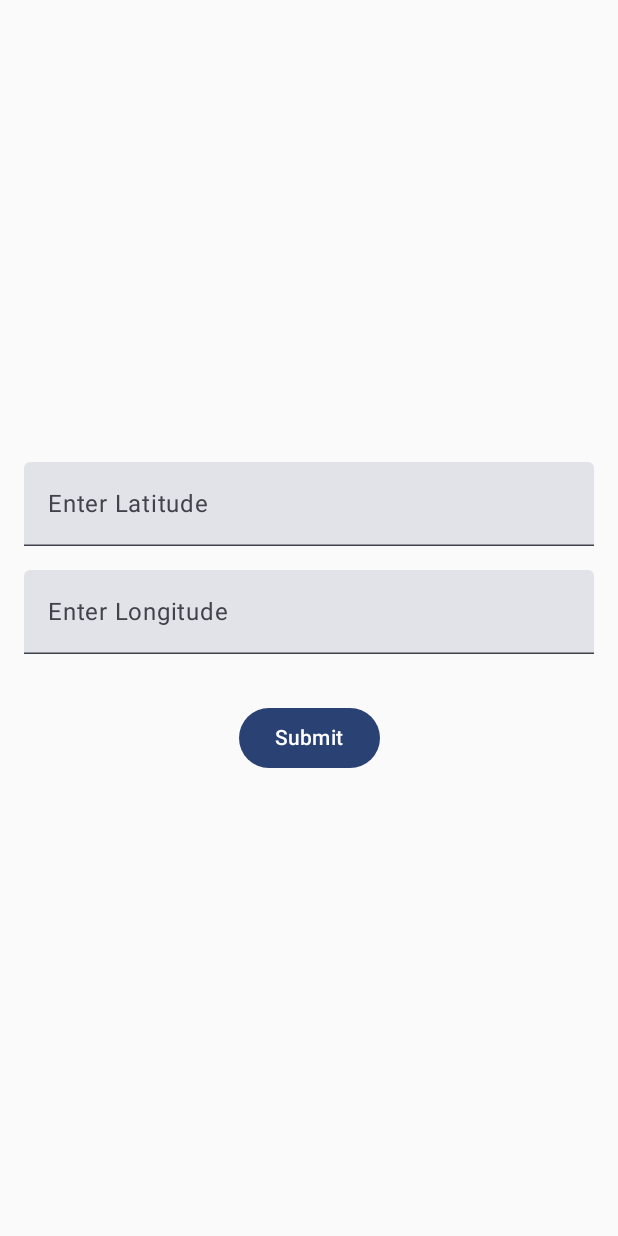
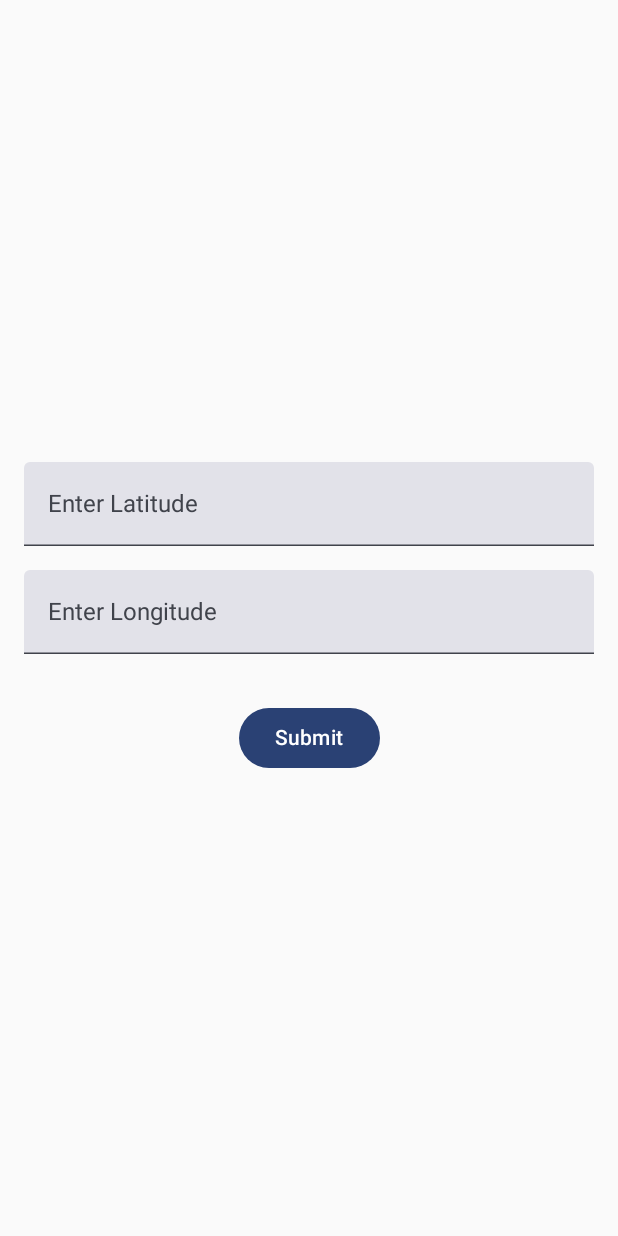
Before and after one commit to AlaaGhalib/WeatherApp, an Android app built with Jetpack Compose: the screen it shows after launch (MainActivity), on a phone screen of 412 x 824 dp. Run offline under Robolectric (Android 15) with nearby library versions, the phone set to English and light mode, and no system bars.

Commit message:
Fixed issue with the Typography in Theme and Added some cloud icon pngs

```diff
--- a/app/src/main/java/com/example/myapplication/ui/themes/Theme.kt
+++ b/app/src/main/java/com/example/myapplication/ui/themes/Theme.kt
@@ -3,13 +3,30 @@ package com.example.myapplication.ui.themes
 import android.os.Build
 import androidx.compose.foundation.isSystemInDarkTheme
 import androidx.compose.material3.MaterialTheme
+import androidx.compose.material3.Typography
 import androidx.compose.material3.darkColorScheme
 import androidx.compose.material3.dynamicDarkColorScheme
 import androidx.compose.material3.dynamicLightColorScheme
 import androidx.compose.material3.lightColorScheme
 import androidx.compose.runtime.Composable
 import androidx.compose.ui.platform.LocalContext
+import androidx.compose.ui.text.TextStyle
+import androidx.compose.ui.text.font.FontFamily
+import androidx.compose.ui.text.font.FontWeight
+import androidx.compose.ui.unit.sp
 
+val Typography = Typography(
+    headlineLarge = TextStyle(
+        fontFamily = FontFamily.Default,
+        fontWeight = FontWeight.Bold,
+        fontSize = 30.sp
+    ),
+    bodyLarge = TextStyle(
+        fontFamily = FontFamily.Default,
+        fontWeight = FontWeight.Normal,
+        fontSize = 16.sp
+    )
+)
 private val DarkColorScheme = darkColorScheme(
     primary = Purple80,
     secondary = PurpleGrey80,
```
Also changed, not shown: app/src/main/java/com/example/myapplication/ui/themes/0-40%.png (added), app/src/main/java/com/example/myapplication/ui/themes/100%sun.png (added), app/src/main/java/com/example/myapplication/ui/themes/40-70%.png (added).
